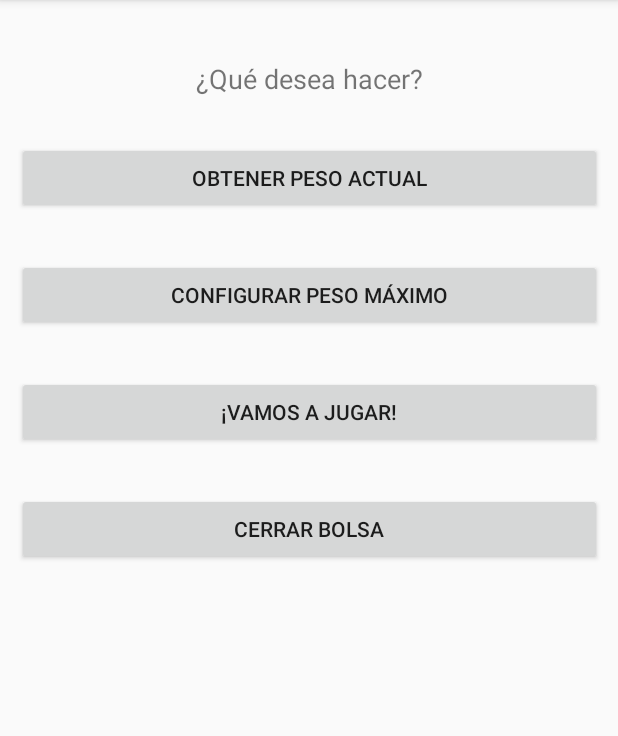
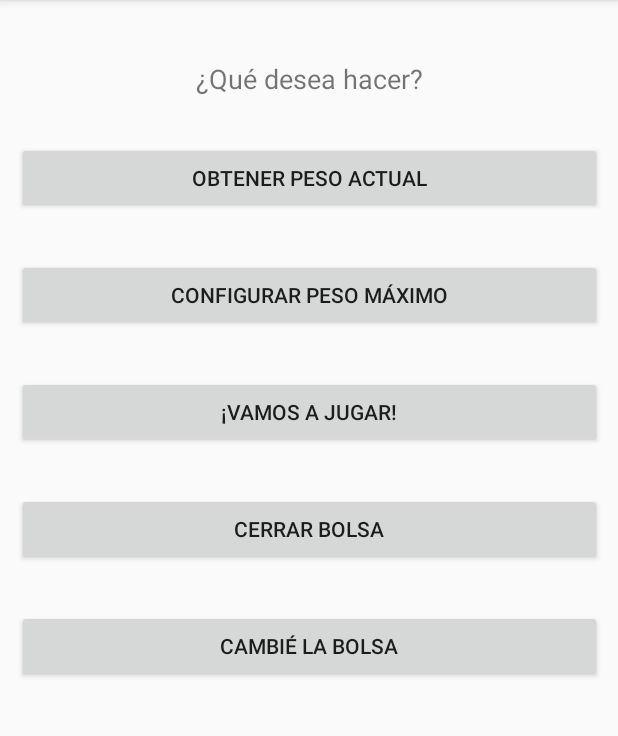
Before and after one commit to unlam-soa-2019/sistema-embebido, an Android app: the MenuAcciones screen opened directly, with no data from a screen before it, on a phone screen of 412 x 824 dp, the part 84-820 px from its top. Run offline under Robolectric (Android 15) with nearby library versions, the light colour scheme and no system bars.

Commit message:
added cambie bolsa

```diff
--- a/Android/app/src/main/java/com/example/smarttrashcan/MenuAcciones.java
+++ b/Android/app/src/main/java/com/example/smarttrashcan/MenuAcciones.java
@@ -42,5 +42,8 @@ public class MenuAcciones extends AppCompatActivity {
 
         Button btnCerrarBolsa = findViewById(R.id.btnCerrarBolsa);
         SetOnClickListener(btnCerrarBolsa, accion_CerrarBolsa.class);
+
+        Button btnCambieBolsa = findViewById(R.id.btnCambieBolsa);
+        SetOnClickListener(btnCambieBolsa, accion_CambieBolsa.class);
     }
 }
--- a/Android/app/src/main/res/layout/activity_menu_acciones.xml
+++ b/Android/app/src/main/res/layout/activity_menu_acciones.xml
@@ -69,5 +69,16 @@
             android:layout_width="match_parent"
             android:layout_height="wrap_content"
             android:text="@string/btn_cerrar_bolsa" />
+
+        <Space
+            android:layout_width="match_parent"
+            android:layout_height="30dp"
+            />
+
+        <Button
+            android:id="@+id/btnCambieBolsa"
+            android:layout_width="match_parent"
+            android:layout_height="wrap_content"
+            android:text="@string/btn_cambie_bolsa" />
     </LinearLayout>
 </android.support.constraint.ConstraintLayout>
--- a/Android/app/src/main/res/values/strings.xml
+++ b/Android/app/src/main/res/values/strings.xml
@@ -7,6 +7,7 @@
     <string name="btn_get_peso_actual">Obtener peso actual</string>
     <string name="btn_set_peso_maximo">Configurar peso máximo</string>
     <string name="btn_set_modo_juego">¡Vamos a jugar!</string>
+    <string name="btn_cambie_bolsa">Cambié la bolsa</string>
     <string name="btn_cerrar_bolsa">Cerrar bolsa</string>
     <string name="label_menu_acciones">¿Qué desea hacer?</string>
     <string name="label_peso_actual">Peso actual del contenido del tacho</string>
```
Also changed, not shown: Android/app/src/main/AndroidManifest.xml (+14 -3 lines), Android/app/src/main/java/com/example/smarttrashcan/accion_CambieBolsa.java (added, +13 -0 lines), Android/app/src/main/res/layout/activity_accion__cambie_bolsa.xml (added, +9 -0 lines).
